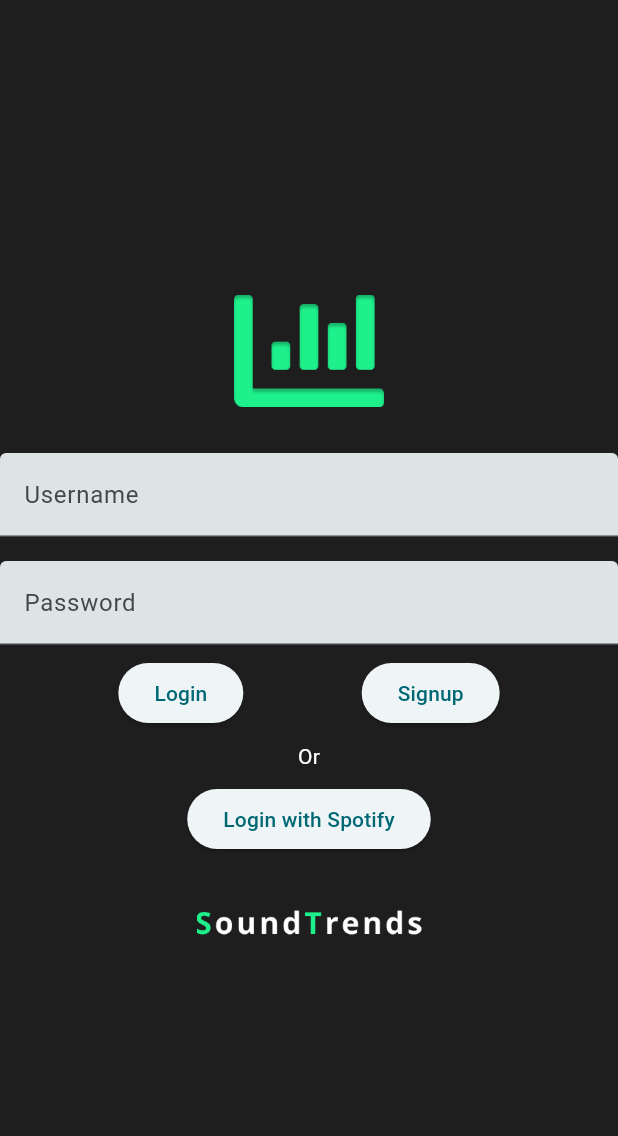
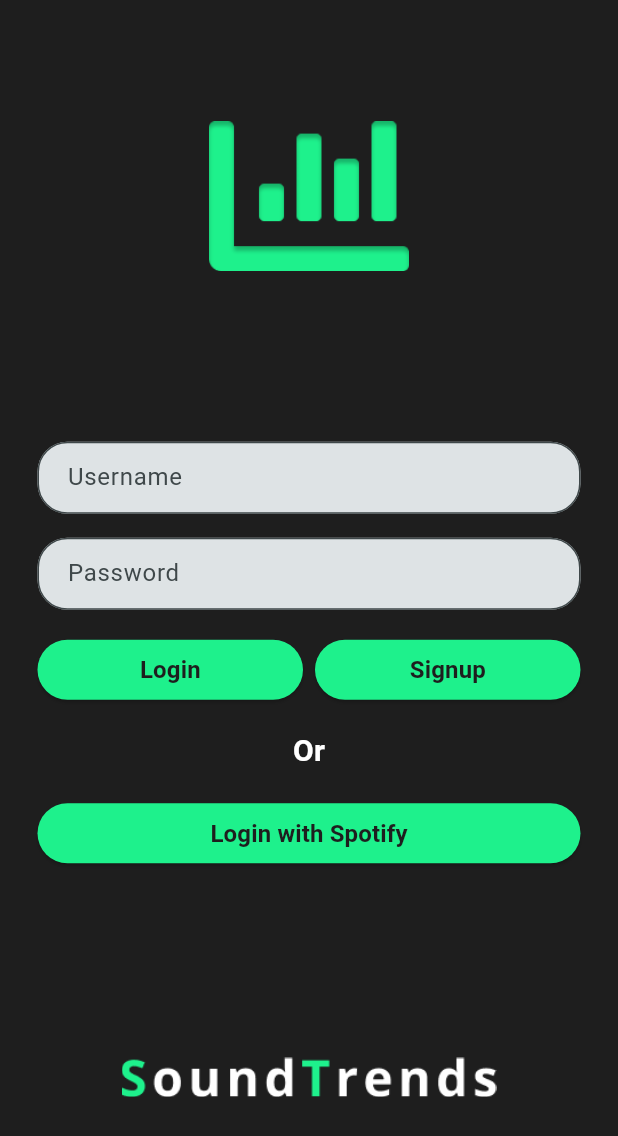
Before and after one commit to RodrigoJC20/sound-trends, a Flutter app: the screen it shows after launch, on a phone screen of 412 x 824 dp. Shown: the top 1136 px of the screen. Run offline on Flutter 3.47's test engine with Material 2 defaults, Android fonts, the phone set to English and light mode, and no system bars.

Commit message:
Login view front

```diff
--- a/lib/views/login.dart
+++ b/lib/views/login.dart
@@ -1,7 +1,7 @@
 import 'package:flutter/material.dart';
 
 class Login extends StatefulWidget {
-  const Login({super.key});
+  const Login({Key? key}) : super(key: key);
 
   @override
   State<Login> createState() => _LoginState();
@@ -13,97 +13,149 @@ class _LoginState extends State<Login> {
     final screenSize = MediaQuery.of(context).size;
 
     return Scaffold(
+      resizeToAvoidBottomInset: false,
       backgroundColor: const Color(0xFF1E1E1E),
-      body: Center(
+      body: SingleChildScrollView(
+        child: SizedBox(
+          height: screenSize.height, // Set a fixed height
           child: Column(
-          mainAxisAlignment: MainAxisAlignment.center,
+            mainAxisAlignment: MainAxisAlignment.spaceEvenly, // Center and space evenly
             children: [
               // First Row - Logo
-            Padding(
-              padding: const EdgeInsets.only(bottom: 10.0),
-              child: Image.asset(
-                'assets/logo.png', // Replace with the path to your first logo
-                width: 100, // Adjust the size as needed
+              Image.asset(
+                'assets/logo.png',
+                width: 150,
                 height: 100,
               ),
-            ),
-
               // Second Row - Login Information
-            Column(
+              Padding(
+                padding: const EdgeInsets.all(25.0),
+                child: Column(
                   children: [
-                // Username Input
                     Padding(
                       padding: const EdgeInsets.symmetric(vertical: 8.0),
                       child: TextFormField(
-                    decoration: const InputDecoration(
-                      labelText: 'Username',
+                        decoration: InputDecoration(
+                          hintText: 'Username',
                           filled: true,
+                          border: OutlineInputBorder(borderRadius: BorderRadius.circular(20.0)),
+                          contentPadding: const EdgeInsets.symmetric(vertical: 12.0, horizontal: 16.0),
                         ),
                       ),
                     ),
-
-                // Password Input
                     Padding(
                       padding: const EdgeInsets.symmetric(vertical: 8.0),
                       child: TextFormField(
                         obscureText: true,
-                    decoration: const InputDecoration(
-                      labelText: 'Password',
+                        decoration: InputDecoration(
+                          hintText: 'Password',
                           filled: true,
+                          border: OutlineInputBorder(
+                            borderRadius: BorderRadius.circular(20.0),
+                          ),
+                          contentPadding: const EdgeInsets.symmetric(vertical: 12.0, horizontal: 16.0),
                         ),
                       ),
                     ),
-
-                // Two Buttons (Login and Signup)
-                Row(
-                  mainAxisAlignment: MainAxisAlignment.spaceEvenly,
+                    Padding(
+                      padding: const EdgeInsets.symmetric(vertical: 8.0),
+                      child: Row(
                         children: [
-                    ElevatedButton(
+                          Expanded(
+                            child: ElevatedButton(
                               onPressed: () {
-                        // Add login logic here
+                                // Login
                               },
-                      child: const Text('Login'),
+                              style: ElevatedButton.styleFrom(
+                                shape: RoundedRectangleBorder(
+                                  borderRadius: BorderRadius.circular(20.0),
                                 ),
-                    ElevatedButton(
-                      onPressed: () {
-                        // Add signup logic here
-                      },
-                      child: const Text('Signup'),
+                                backgroundColor: const Color(0xFF1EF18C),
                               ),
-                  ],
-                ),
-
-                // Or Text
-                const Padding(
-                  padding: EdgeInsets.symmetric(vertical: 8.0),
-                  child: Text(
-                    'Or',
-                    style: TextStyle(color: Colors.white),
+                              child: const Text(
+                                  'Login',
+                                style: TextStyle(
+                                  color: Color(0xFF1E1E1E),
+                                  fontWeight: FontWeight.bold,
+                                  fontSize: 16.0,
                                 ),
                               ),
-
-                // Spotify Login Button
-                ElevatedButton(
+                            ),
+                          ),
+                          const SizedBox(width: 8.0), // Middle padding
+                          Expanded(
+                            child: ElevatedButton(
                               onPressed: () {
-                    // Add Spotify login logic here
+                                // Signup
                               },
-                  child: const Text('Login with Spotify'),
+                              style: ElevatedButton.styleFrom(
+                                shape: RoundedRectangleBorder(
+                                  borderRadius: BorderRadius.circular(20.0),
                                 ),
-              ],
+                                backgroundColor: const Color(0xFF1EF18C),
                               ),
-
-            // Third Row - "Sound Trends" Logo
-            Padding(
-              padding: const EdgeInsets.only(top: 20.0),
-              child: Image.asset(
-                'assets/logo_text.png', // Replace with the path to your second logo
-                width: 150, // Adjust the size as needed
-                height: 50,
+                              child: const Text(
+                                'Signup',
+                                style: TextStyle(
+                                  color: Color(0xFF1E1E1E),
+                                  fontWeight: FontWeight.bold,
+                                  fontSize: 16.0,
+                                ),
+                              ),
                             ),
                           ),
                         ],
                       ),
                     ),
+                    const Padding(
+                      padding: EdgeInsets.symmetric(vertical: 8.0),
+                      child: Text(
+                        'Or',
+                        style: TextStyle(color: Colors.white, fontWeight: FontWeight.bold, fontSize: 20.0),
+                      ),
+                    ),
+                    Padding(
+                      padding: const EdgeInsets.symmetric(vertical: 8.0),
+                      child: Row(
+                        children: [
+                          Expanded(
+                            child: ElevatedButton(
+                              onPressed: () {
+                                // Spotify Login
+                              },
+                              style: ElevatedButton.styleFrom(
+                                shape: RoundedRectangleBorder(
+                                  borderRadius: BorderRadius.circular(20.0),
+                                ),
+                                backgroundColor: const Color(0xFF1EF18C),
+                              ),
+                              child: const Text(
+                                'Login with Spotify',
+                                style: TextStyle(
+                                  color: Color(0xFF1E1E1E),
+                                  fontWeight: FontWeight.bold,
+                                  fontSize: 16.0,
+                                ),
+                              ),
+                            ),
+                          ),
+                        ],
+                      ),
+                    ),
+                  ],
+                ),
+              ),
+
+              // Third Row - "Sound Trends" Logo
+              Image.asset(
+                'assets/logo_text.png',
+                width: 250,
+                height: 50,
+              ),
+            ],
+          ),
+        ),
+      ),
     );
   }
 }
```
Lines whose indentation alone changed are shown as unchanged.
